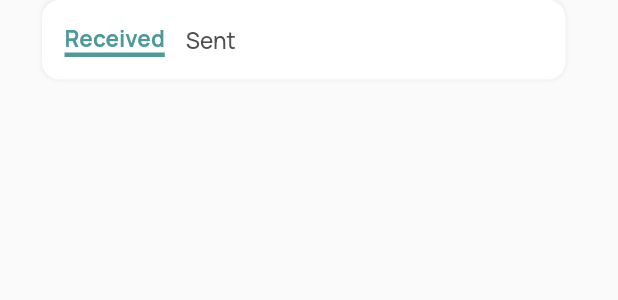
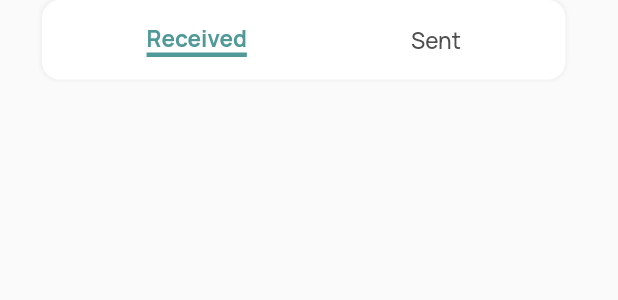
Before and after one commit to split-rex/split-rex-frontend, a Flutter app: the FriendRequestSectionPicker widget shown alone on an empty page, opened directly, on a phone screen of 412 x 824 dp. Shown: the top 300 px of the screen. Run offline on Flutter 3.47's test engine with Material 2 defaults, Android fonts, the light colour scheme and no system bars; our stand-ins replace flutter_riverpod, flutter_signin_button, flutter_svg, google_fonts, logger; missing offline and left inert: flutter_initicon; network calls fail; project files that could hold a hidden picture were left out.

Commit message:
feat: add friend requests

```diff
--- a/split_rex/lib/src/common/header.dart
+++ b/split_rex/lib/src/common/header.dart
@@ -45,8 +45,8 @@ Widget header(BuildContext context, WidgetRef ref, String pagename,
                           ),
                         ),
                         ref.watch(routeProvider).currentPage == ("group_list")
-                            ? Align(
-                                widthFactor: 5.5,
+                            ? Container(
+                                width: MediaQuery.of(context).size.width - 20.0,
                                 alignment: Alignment.centerRight,
                                 child: GestureDetector(
                                     onTap: () async {
--- a/split_rex/lib/src/widgets/friends/friend_request.dart
+++ b/split_rex/lib/src/widgets/friends/friend_request.dart
@@ -3,6 +3,7 @@ import 'package:flutter_initicon/flutter_initicon.dart';
 import 'package:flutter_riverpod/flutter_riverpod.dart';
 import '../../providers/friend.dart';
 import '../../providers/routes.dart';
+import 'friends.dart';
 
 class FriendRequestSelector extends ConsumerWidget {
   const FriendRequestSelector({super.key});
@@ -63,8 +64,15 @@ class FriendRequestSectionPicker extends ConsumerWidget {
             ),
           ],
         ),
-        child: Row(crossAxisAlignment: CrossAxisAlignment.center, children: [
-          Container(
+        child: Row(
+            crossAxisAlignment: CrossAxisAlignment.center,
+            mainAxisAlignment: MainAxisAlignment.spaceAround,
+            children: [
+              (ref.watch(friendProvider).isReceived)
+                  ? InkWell(
+                      onTap: () =>
+                          ref.watch(friendProvider).changeIsReceived(true),
+                      child: Container(
                         decoration: const BoxDecoration(
                             border: Border(
                                 bottom: BorderSide(
@@ -79,12 +87,43 @@ class FriendRequestSectionPicker extends ConsumerWidget {
                               fontWeight: FontWeight.bold),
                         ),
                       ),
-          const SizedBox(width: 14),
-          const Text("Sent",
+                    )
+                  : InkWell(
+                      onTap: () =>
+                          ref.watch(friendProvider).changeIsReceived(true),
+                      child: const Text("Received",
                           style: TextStyle(
                               fontSize: 15,
                               color: Color(0xFF4F4F4F),
-                  fontWeight: FontWeight.w500)),
+                              fontWeight: FontWeight.w500))),
+              (!ref.watch(friendProvider).isReceived)
+                  ? InkWell(
+                      onTap: () =>
+                          ref.watch(friendProvider).changeIsReceived(false),
+                      child: Container(
+                        decoration: const BoxDecoration(
+                            border: Border(
+                                bottom: BorderSide(
+                          color: Color(0xFF4F9A99),
+                          width: 3.0,
+                        ))),
+                        child: const Text(
+                          "Sent",
+                          style: TextStyle(
+                              fontSize: 15,
+                              color: Color(0xFF4F9A99),
+                              fontWeight: FontWeight.bold),
+                        ),
+                      ),
+                    )
+                  : InkWell(
+                      onTap: () =>
+                          ref.watch(friendProvider).changeIsReceived(false),
+                      child: const Text("Sent",
+                          style: TextStyle(
+                              fontSize: 15,
+                              color: Color(0xFF4F4F4F),
+                              fontWeight: FontWeight.w500))),
             ]));
   }
 }
@@ -110,7 +149,8 @@ class FriendRequestsBody extends ConsumerWidget {
             ),
           ],
         ),
-        child: (ref.watch(friendProvider).friendReceivedList.isEmpty)
+        child: (ref.watch(friendProvider).isReceived)
+            ? (ref.watch(friendProvider).friendReceivedList.isEmpty)
                 ? Container(
                     padding: const EdgeInsets.all(10),
                     child: const Text("You don't have any friend requests",
@@ -120,7 +160,8 @@ class FriendRequestsBody extends ConsumerWidget {
                             color: Color(0xFF4F4F4F))),
                   )
                 : ListView.separated(
-                itemCount: ref.watch(friendProvider).friendReceivedList.length,
+                    itemCount:
+                        ref.watch(friendProvider).friendReceivedList.length,
                     shrinkWrap: true,
                     padding: const EdgeInsets.only(top: 12),
                     itemBuilder: (context, index) {
@@ -128,6 +169,34 @@ class FriendRequestsBody extends ConsumerWidget {
                           name: ref
                               .watch(friendProvider)
                               .friendReceivedList[index]
+                              .name);
+                    },
+                    separatorBuilder: (context, index) => const Divider(
+                      thickness: 1,
+                      indent: 20,
+                      color: Color(0xFFE1F3F2),
+                    ),
+                  )
+
+            : (ref.watch(friendProvider).friendSentList.isEmpty)
+                ? Container(
+                    padding: const EdgeInsets.all(10),
+                    child: const Text("You don't have any friend requests",
+                        style: TextStyle(
+                            fontSize: 16,
+                            fontWeight: FontWeight.w900,
+                            color: Color(0xFF4F4F4F))),
+                  )
+                : ListView.separated(
+                    itemCount:
+                        ref.watch(friendProvider).friendSentList.length,
+                    shrinkWrap: true,
+                    padding: const EdgeInsets.only(left: 15, top: 12),
+                    itemBuilder: (context, index) {
+                      return FriendList(
+                          name: ref
+                              .watch(friendProvider)
+                              .friendSentList[index]
                               .name);
                     },
                     separatorBuilder: (context, index) => const Divider(
--- a/split_rex/lib/src/widgets/friends/friends.dart
+++ b/split_rex/lib/src/widgets/friends/friends.dart
@@ -125,7 +125,7 @@ class FriendsSection extends ConsumerWidget {
   Widget build(BuildContext context, WidgetRef ref) {
     return Container(
       width: 348,
-      padding: const EdgeInsets.only(top: 15, bottom: 15, left: 15, right: 30),
+      padding: const EdgeInsets.only(top: 15, bottom: 5, left: 15, right: 30),
       decoration: BoxDecoration(
         color: Colors.white,
         borderRadius: const BorderRadius.all(Radius.circular(12.0)),
--- a/split_rex/lib/src/widgets/home.dart
+++ b/split_rex/lib/src/widgets/home.dart
@@ -1,9 +1,9 @@
 import 'package:flutter/material.dart';
+import 'package:flutter_initicon/flutter_initicon.dart';
 import 'package:flutter_riverpod/flutter_riverpod.dart';
 import 'package:split_rex/src/providers/auth.dart';
 import 'package:split_rex/src/providers/friend.dart';
 
-import '../common/profile_picture.dart';
 import '../providers/routes.dart';
 import '../services/friend.dart';
 
@@ -14,7 +14,7 @@ class UserDetail extends ConsumerWidget {
   Widget build(BuildContext context, WidgetRef ref) {
     return Row(
       children: [
-        profilePicture(ref.watch(authProvider).userData.name, 28),
+        Initicon(text: ref.watch(authProvider).userData.name, size: 55),
         const SizedBox(width: 12),
         Column(crossAxisAlignment: CrossAxisAlignment.start, children: [
           const Text(
@@ -100,6 +100,7 @@ class FriendRequest extends ConsumerWidget {
             onTap: () async {
               await FriendServices().friendRequestReceivedList(ref);
               await FriendServices().friendRequestSentList(ref);
+              await FriendServices().userFriendList(ref);
 
               ref.watch(routeProvider).changePage("friend_requests");
             },
```
Also changed, not shown: split_rex/lib/src/providers/friend.dart (+7 -0 lines). Lines whose indentation alone changed are shown as unchanged.
